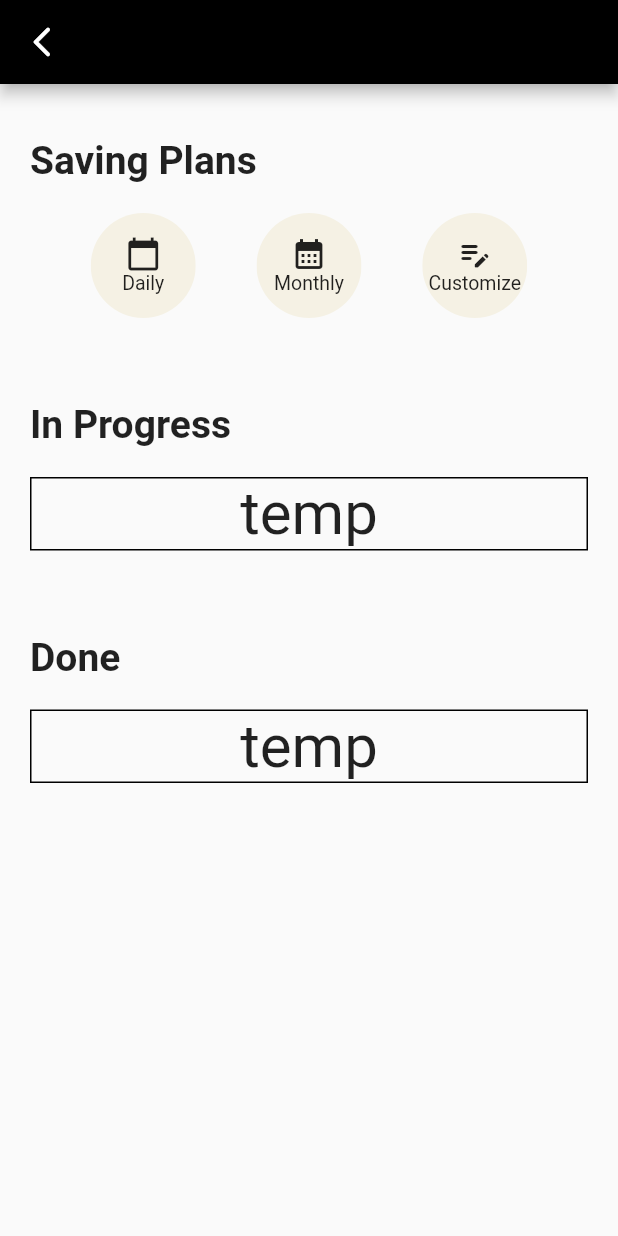
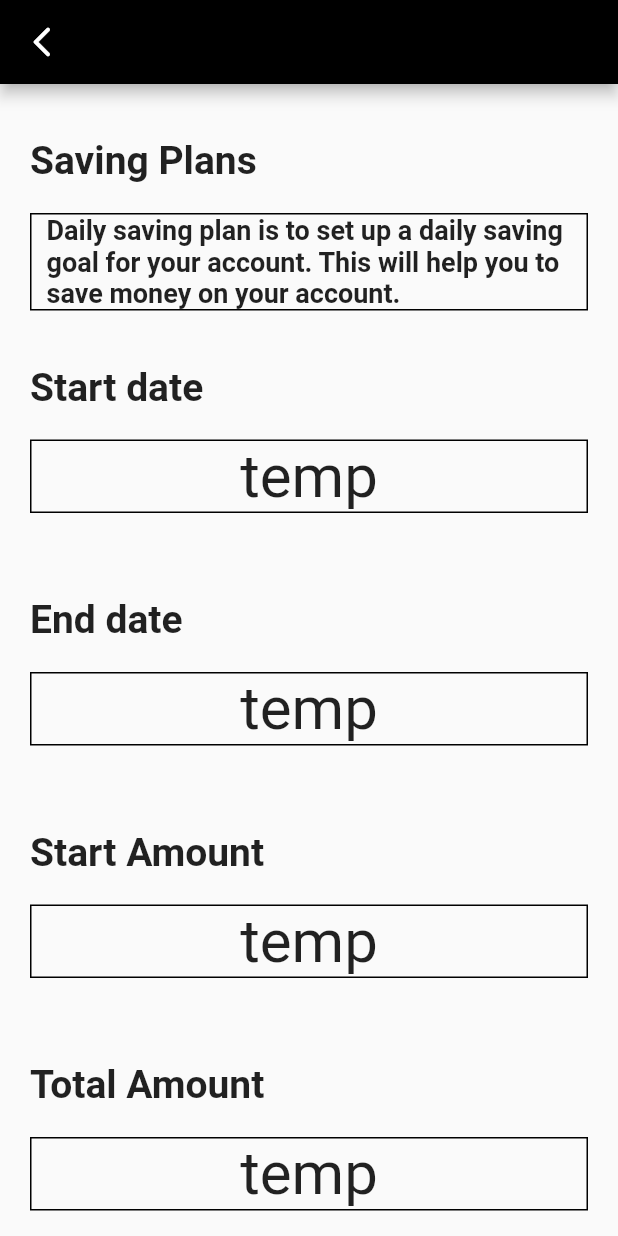
Before and after one commit to Zixuan01/CS184, a Flutter app: the SavePage screen opened by its route, after a tap on "Daily", on a phone screen of 412 x 824 dp. Run offline on Flutter 3.47's test engine with Material 2 defaults, Android fonts, the phone set to English and light mode, and no system bars; our stand-ins replace firebase_auth, firebase_core; accounts and stored records are empty.

Commit message:
zm-implement save daily/monthly/customize page

```diff
--- a/cs184/lib/detail_page/detail_page.dart
+++ b/cs184/lib/detail_page/detail_page.dart
@@ -94,7 +94,9 @@ class _DetailPageState extends State<DetailPage> {
                           const BorderRadius.all(Radius.circular(30))),
                   child: IconButton(
                       alignment: Alignment.center,
-                      onPressed: () {},
+                      onPressed: () {
+                        // Navigator.of(context).pushNamed('/add_page');
+                      },
                       icon: const Icon(
                         Icons.add,
                         color: Colors.black,
--- a/cs184/lib/main.dart
+++ b/cs184/lib/main.dart
@@ -4,6 +4,9 @@ import 'package:cs184/me_page/me_page.dart';
 import 'package:cs184/me_page/wish_list.dart';
 import 'package:cs184/me_page/reminder.dart';
 import 'package:cs184/bill_page/bill_page.dart';
+import 'package:cs184/save_page/save_customize.dart';
+import 'package:cs184/save_page/save_daily.dart';
+import 'package:cs184/save_page/save_month.dart';
 import 'package:cs184/save_page/save_page.dart';
 import 'package:flutter/material.dart';
 
@@ -41,6 +44,9 @@ class MyApp extends StatelessWidget {
         '/add_page':  (context) => const AddPage(),
         '/wishlist': (context) => const WishListPage(),
         '/reminder': (context) => const ReminderPage(),
+        '/save_daily': (context) => const SavedailyPage(),
+        '/save_monthly': (context) => const SavemonthPage(),
+        '/save_customize': (context) => const SavecustomizePage(),
       },
     );
   }
--- /dev/null
+++ b/cs184/lib/save_page/save_daily.dart
@@ -0,0 +1,209 @@
+import 'package:flutter/material.dart';
+import 'package:intl/intl.dart';
+
+class SavedailyPage extends StatefulWidget {
+  const SavedailyPage({Key? key}) : super(key: key);
+  @override
+  State<StatefulWidget> createState() => _SavedailyPageState();
+}
+
+class _SavedailyPageState extends State<SavedailyPage> {
+  int _selected_index = 0;
+  static const option_style = TextStyle(
+    fontSize: 30,
+    fontWeight: FontWeight.bold,
+  );
+
+  void _onItemTapped(int index) {
+    setState(() {
+      _selected_index = index;
+    });
+  }
+
+  @override
+  Widget build(BuildContext context) {
+    return Scaffold(
+      appBar: AppBar(
+          backgroundColor: Colors.black,
+          leading: IconButton(
+              onPressed: () {
+                Navigator.of(context).pop();
+              },
+              icon: const Icon(
+                Icons.arrow_back_ios_new_rounded,
+                color: Colors.white,
+              ))),
+      body: Center(
+        child: Padding(
+          padding: const EdgeInsets.symmetric(horizontal: 20),
+          child: Column(
+            children: [
+              Padding(
+                padding: const EdgeInsets.only(top: 36.0),
+                child: Row(
+                  children: [
+                    const Text("Saving Plans",
+                        textAlign: TextAlign.right,
+                        style: TextStyle(fontSize: 26, fontWeight: FontWeight.bold)),
+                    Expanded(
+                      child: Container(),
+                    ),
+                    Container(
+                        )
+                  ],
+                ),
+              ),
+              Padding(
+          padding: const EdgeInsets.only(top: 20.0),
+          child: Container(
+            decoration: BoxDecoration(
+              border: Border.all(width: 1.0, color: Colors.black),
+            ),
+            child: Padding(
+              padding: const EdgeInsets.symmetric(horizontal: 10.0),
+              child: Column(
+                children: const [
+                  Text(
+                    "Daily saving plan is to set up a daily saving goal for your account. This will help you to save money on your account.",
+                    style: TextStyle(fontSize: 18, fontWeight: FontWeight.bold),
+                  ),
+                ],
+              ),
+            ),
+          ),
+        ),
+              Padding(
+                padding: const EdgeInsets.only(top: 36.0),
+                child: Row(
+                  children: [
+                    const Text("Start date",
+                        textAlign: TextAlign.right,
+                        style: TextStyle(fontSize: 26, fontWeight: FontWeight.bold)),
+                    Expanded(
+                      child: Container(),
+                    ),
+                  ],
+                ),
+              ),
+              Padding(
+                padding: const EdgeInsets.symmetric(vertical: 20.0),
+                child: Container(
+                  width: double.infinity,
+                  decoration: BoxDecoration(
+                    border: Border.all(width: 1.0, color: Colors.black),
+                  ),
+                  child: SingleChildScrollView(
+                    child: Column(
+                      children: const [
+                        Text(
+                          "temp",
+                          style: TextStyle(fontSize: 40),
+                        )
+                      ],
+                    ),
+                  ),
+                ),
+              ),
+              Padding(
+                padding: const EdgeInsets.only(top: 36.0),
+                child: Row(
+                  children: [
+                    const Text("End date",
+                        textAlign: TextAlign.right,
+                        style: TextStyle(fontSize: 26, fontWeight: FontWeight.bold)),
+                    Expanded(
+                      child: Container(),
+                    ),
+                  ],
+                ),
+              ),
+              Padding(
+                padding: const EdgeInsets.symmetric(vertical: 20.0),
+                child: Container(
+                  width: double.infinity,
+                  decoration: BoxDecoration(
+                    border: Border.all(width: 1.0, color: Colors.black),
+                  ),
+                  child: SingleChildScrollView(
+                    child: Column(
+                      children: const [
+                        Text(
+                          "temp",
+                          style: TextStyle(fontSize: 40),
+                        )
+                      ],
+                    ),
+                  ),
+                ),
+              ),
+              Padding(
+                padding: const EdgeInsets.only(top: 36.0),
+                child: Row(
+                  children: [
+                    const Text("Start Amount",
+                        textAlign: TextAlign.right,
+                        style: TextStyle(fontSize: 26, fontWeight: FontWeight.bold)),
+                    Expanded(
+                      child: Container(),
+                    ),
+                  ],
+                ),
+              ),
+              Padding(
+                padding: const EdgeInsets.symmetric(vertical: 20.0),
+                child: Container(
+                  width: double.infinity,
+                  decoration: BoxDecoration(
+                    border: Border.all(width: 1.0, color: Colors.black),
+                  ),
+                  child: SingleChildScrollView(
+                    child: Column(
+                      children: const [
+                        Text(
+                          "temp",
+                          style: TextStyle(fontSize: 40),
+                        )
+                      ],
+                    ),
+                  ),
+                ),
+              ),
+              Padding(
+                padding: const EdgeInsets.only(top: 36.0),
+                child: Row(
+                  children: [
+                    const Text("Total Amount",
+                        textAlign: TextAlign.right,
+                        style: TextStyle(fontSize: 26, fontWeight: FontWeight.bold)),
+                    Expanded(
+                      child: Container(),
+                    ),
+                  ],
+                ),
+              ),
+              Padding(
+                padding: const EdgeInsets.symmetric(vertical: 20.0),
+                child: Container(
+                  width: double.infinity,
+                  decoration: BoxDecoration(
+                    border: Border.all(width: 1.0, color: Colors.black),
+                  ),
+                  child: SingleChildScrollView(
+                    child: Column(
+                      children: const [
+                        Text(
+                          "temp",
+                          style: TextStyle(fontSize: 40),
+                        )
+                      ],
+                    ),
+                  ),
+                ),
+              )
+            ],
+          ),
+        ),
+      ),
+    );
+  }
+}
--- a/cs184/lib/save_page/save_page.dart
+++ b/cs184/lib/save_page/save_page.dart
@@ -67,7 +67,9 @@ class _SavePageState extends State<SavePage> {
                           color: Color.fromARGB(114, 238, 230, 201),
                           child: InkWell(
                             splashColor: Colors.green,
-                            onTap: () {},
+                            onTap: () {
+                              Navigator.of(context).pushNamed('/save_daily');
+                            },
                             child: Column(
                               mainAxisAlignment: MainAxisAlignment.center,
                               children: <Widget>[
@@ -86,7 +88,9 @@ class _SavePageState extends State<SavePage> {
                           color: Color.fromARGB(114, 238, 230, 201),
                           child: InkWell(
                             splashColor: Colors.green,
-                            onTap: () {},
+                            onTap: () {
+                              Navigator.of(context).pushNamed('/save_monthly');
+                            },
                             child: Column(
                               mainAxisAlignment: MainAxisAlignment.center,
                               children: <Widget>[
@@ -105,7 +109,9 @@ class _SavePageState extends State<SavePage> {
                           color: Color.fromARGB(114, 238, 230, 201),
                           child: InkWell(
                             splashColor: Colors.green,
-                            onTap: () {},
+                            onTap: () {
+                              Navigator.of(context).pushNamed('/save_customize');
+                            },
                             child: Column(
                               mainAxisAlignment: MainAxisAlignment.center,
                               children: <Widget>[
```
Also changed, not shown: cs184/lib/save_page/save_customize.dart (added, +209 -0 lines), cs184/lib/save_page/save_month.dart (added, +209 -0 lines).
